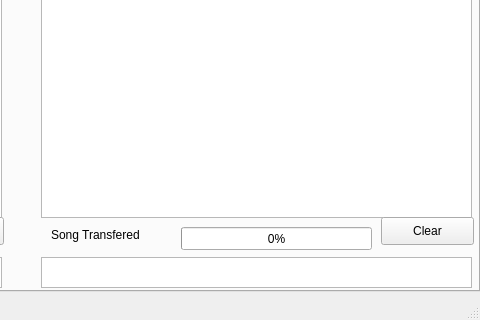
The window that mainwindow.ui (tnightingale/COMMAudio) describes before a commit, drawn with Qt 5; both pictures show x 381 to 861 and y 278 to 598 of the 861 by 598 pixel window.
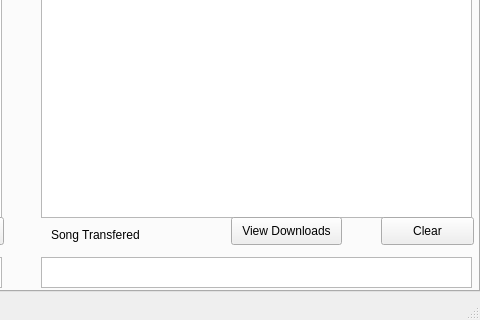
The same window after the commit.

Commit message: tracks 5 downloads still need to link it so you can only download 5 files at one time

Diff of the .ui file:
```diff
--- a/mainwindow.ui
+++ b/mainwindow.ui
@@ -197,17 +197,17 @@
        <string>Clear</string>
       </property>
      </widget>
-     <widget class="QProgressBar" name="downloadBar">
+     <widget class="QPushButton" name="viewDownloadButton">
       <property name="geometry">
        <rect>
-        <x>560</x>
-        <y>360</y>
-        <width>191</width>
-        <height>23</height>
+        <x>610</x>
+        <y>350</y>
+        <width>111</width>
+        <height>28</height>
        </rect>
       </property>
-      <property name="value">
-       <number>0</number>
+      <property name="text">
+       <string>View Downloads</string>
       </property>
      </widget>
     </widget>
```
The commit also changes 6 other files.
